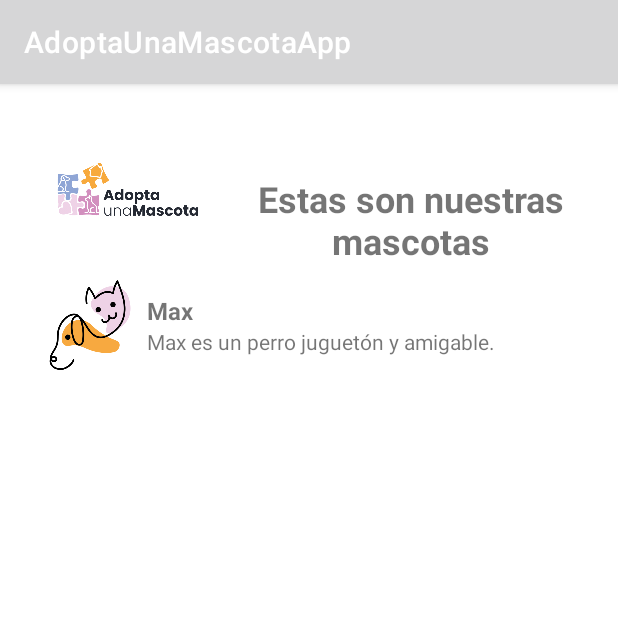
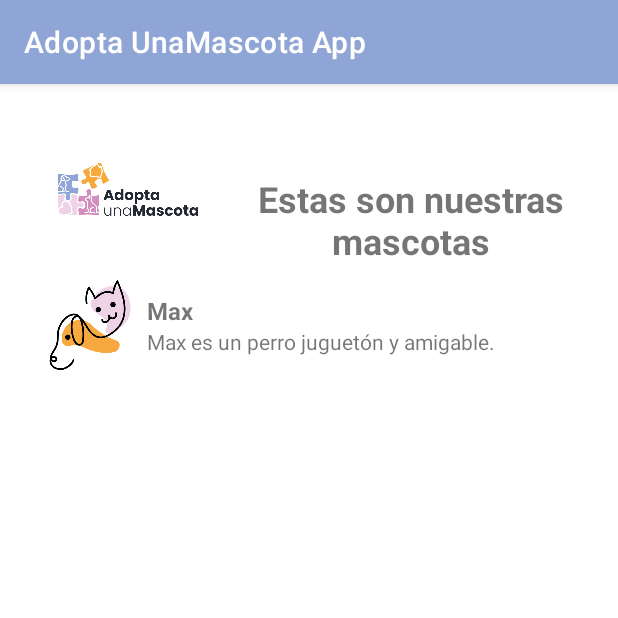
Before and after one commit to BelindaCev/AdoptaUnaMascotaNewFrontEnd, an Android app: the screen it shows after launch (ListaAnimales), on a phone screen of 412 x 824 dp, the top half of it. Run offline under Robolectric (Android 15) with nearby library versions, the phone set to English and light mode, and no system bars; pictures from the network do not load.

Commit message:
Añadida pantalla de listado animales admin

```diff
--- a/app/src/main/res/layout/activity_gestion_usuarios.xml
+++ /dev/null
@@ -1,6 +0,0 @@
-<?xml version="1.0" encoding="utf-8"?>
-<androidx.constraintlayout.widget.ConstraintLayout xmlns:android="http://schemas.android.com/apk/res/android"
-    android:layout_width="match_parent"
-    android:layout_height="match_parent">
-
-</androidx.constraintlayout.widget.ConstraintLayout>
--- a/app/src/main/res/layout/activity_lista_item.xml
+++ b/app/src/main/res/layout/activity_lista_item.xml
@@ -1,5 +1,5 @@
 <?xml version="1.0" encoding="utf-8"?>
-<LinearLayout
+<ScrollView
     xmlns:android="http://schemas.android.com/apk/res/android"
     android:layout_width="match_parent"
     android:layout_height="wrap_content"
@@ -73,4 +73,4 @@
         </LinearLayout>
 
 </LinearLayout>
-</LinearLayout>
+</ScrollView>
--- a/app/src/main/res/values-night/themes.xml
+++ b/app/src/main/res/values-night/themes.xml
@@ -2,12 +2,12 @@
     <!-- Base application theme. -->
     <style name="Theme.AdoptaUnaMascotaApp" parent="Theme.MaterialComponents.DayNight.DarkActionBar">
         <!-- Primary brand color. -->
-        <item name="colorPrimary">@color/purple_200</item>
-        <item name="colorPrimaryVariant">@color/purple_700</item>
+        <item name="colorPrimary">@color/azul_oscuro</item>
+        <item name="colorPrimaryVariant">@color/azul_claro</item>
         <item name="colorOnPrimary">@color/black</item>
         <!-- Secondary brand color. -->
-        <item name="colorSecondary">@color/teal_200</item>
-        <item name="colorSecondaryVariant">@color/teal_200</item>
+        <item name="colorSecondary">@color/rosa_oscuro</item>
+        <item name="colorSecondaryVariant">@color/rosa_claro</item>
         <item name="colorOnSecondary">@color/black</item>
         <!-- Status bar color. -->
         <item name="android:statusBarColor">?attr/colorPrimaryVariant</item>
--- a/app/src/main/res/values/strings.xml
+++ b/app/src/main/res/values/strings.xml
@@ -1,5 +1,5 @@
 <resources>
-    <string name="app_name">AdoptaUnaMascotaApp</string>
+    <string name="app_name">Adopta UnaMascota App</string>
     <string name="login_text">Login</string>
     <string name="nombre_usuario"> Nombre de usuario</string>
     <string name="password"> Contraseña</string>
@@ -42,4 +42,5 @@
     <string name="selecciona_fecha_de_nacimiento">Selecciona fecha de nacimiento</string>
     <string name="raza_de_la_mascota">Raza de la mascota</string>
     <string name="descripci_n_de_la_mascota">Descripción de la mascota</string>
+    <string name="alt_boton_crear_animal">Botón para añadir animal</string>
 </resources>
--- a/app/src/main/res/values/themes.xml
+++ b/app/src/main/res/values/themes.xml
@@ -2,12 +2,12 @@
     <!-- Base application theme. -->
     <style name="Theme.AdoptaUnaMascotaApp" parent="Theme.MaterialComponents.DayNight.DarkActionBar">
         <!-- Primary brand color. -->
-        <item name="colorPrimary">@color/purple_500</item>
-        <item name="colorPrimaryVariant">@color/purple_700</item>
+        <item name="colorPrimary">@color/azul_oscuro</item>
+        <item name="colorPrimaryVariant">@color/azul_claro</item>
         <item name="colorOnPrimary">@color/white</item>
         <!-- Secondary brand color. -->
-        <item name="colorSecondary">@color/teal_200</item>
-        <item name="colorSecondaryVariant">@color/teal_700</item>
+        <item name="colorSecondary">@color/rosa_oscuro</item>
+        <item name="colorSecondaryVariant">@color/rosa_claro</item>
         <item name="colorOnSecondary">@color/black</item>
         <!-- Status bar color. -->
         <item name="android:statusBarColor">?attr/colorPrimaryVariant</item>
```
Also changed, not shown: app/src/main/res/layout/activity_card_view.xml (deleted, +0 -52 lines), app/src/main/res/layout/activity_lista_animales_admin.xml (added, +79 -0 lines), app/src/main/res/drawable/icono_crear_animal.png (added), app/src/main/res/drawable/icono_crear_usuarios.png (added).
